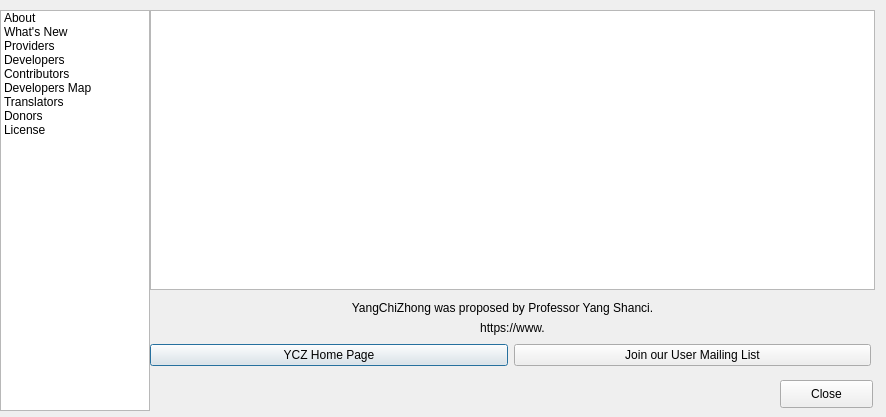
Before: the Qt Designer form YCZSoftware_VS/src/service/aboutsoftdialog.ui in Spiderguy-07/YCZSoftware_VS, drawn with Qt 5.
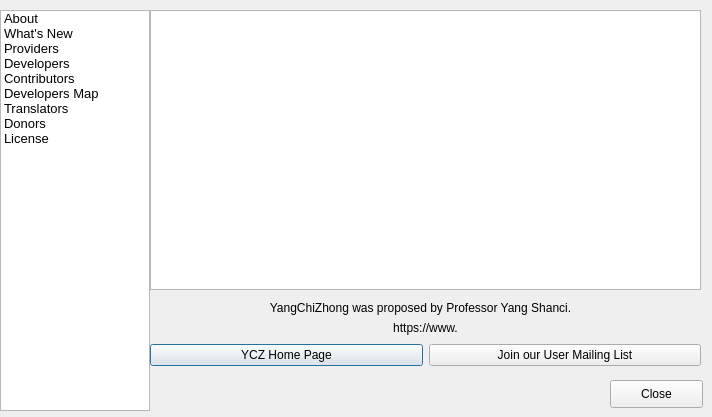
After: the same form once the commit is applied.

```diff
--- a/YCZSoftware_VS/src/service/aboutsoftdialog.ui
+++ b/YCZSoftware_VS/src/service/aboutsoftdialog.ui
@@ -6,7 +6,7 @@
    <rect>
     <x>0</x>
     <y>0</y>
-    <width>886</width>
+    <width>712</width>
     <height>417</height>
    </rect>
   </property>
@@ -18,7 +18,7 @@
     <rect>
      <x>150</x>
      <y>340</y>
-     <width>721</width>
+     <width>551</width>
      <height>30</height>
     </rect>
    </property>
@@ -50,7 +50,7 @@
     <rect>
      <x>150</x>
      <y>10</y>
-     <width>725</width>
+     <width>551</width>
      <height>280</height>
     </rect>
    </property>
@@ -69,8 +69,8 @@
     <rect>
      <x>140</x>
      <y>300</y>
-     <width>725</width>
-     <height>15</height>
+     <width>561</width>
+     <height>16</height>
     </rect>
    </property>
    <property name="text">
@@ -101,6 +101,11 @@
      <height>16777215</height>
     </size>
    </property>
+   <property name="font">
+    <font>
+     <pointsize>10</pointsize>
+    </font>
+   </property>
    <property name="horizontalScrollBarPolicy">
     <enum>Qt::ScrollBarAlwaysOff</enum>
    </property>
@@ -173,8 +178,8 @@
     <rect>
      <x>150</x>
      <y>320</y>
-     <width>725</width>
-     <height>15</height>
+     <width>551</width>
+     <height>16</height>
     </rect>
    </property>
    <property name="text">
@@ -187,7 +192,7 @@
   <widget class="QPushButton" name="pushButton">
    <property name="geometry">
     <rect>
-     <x>780</x>
+     <x>610</x>
      <y>380</y>
      <width>93</width>
      <height>28</height>
```
Left out of the diff: 2 changed lines with no effect on the pictures.
